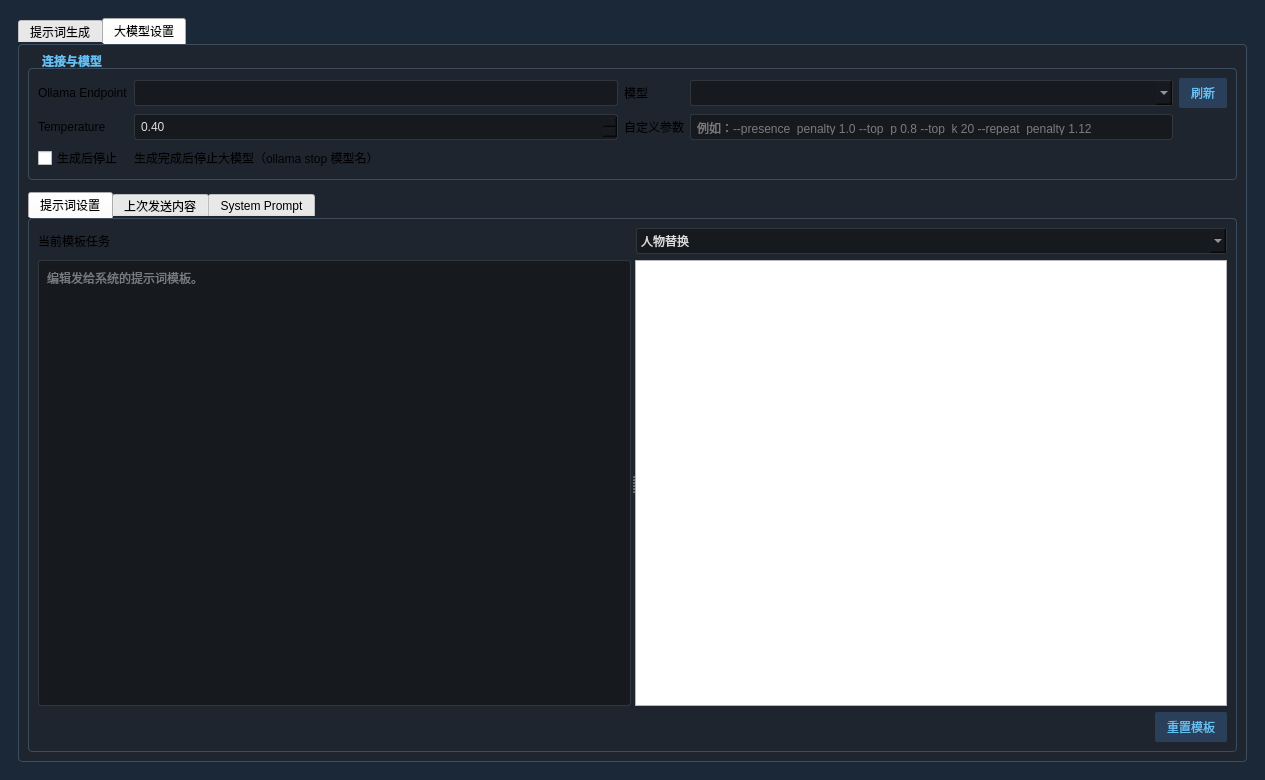
Qt form llmpromptwidget.ui (hanbinhsh/SD-LoRA-Manager) before a commit.
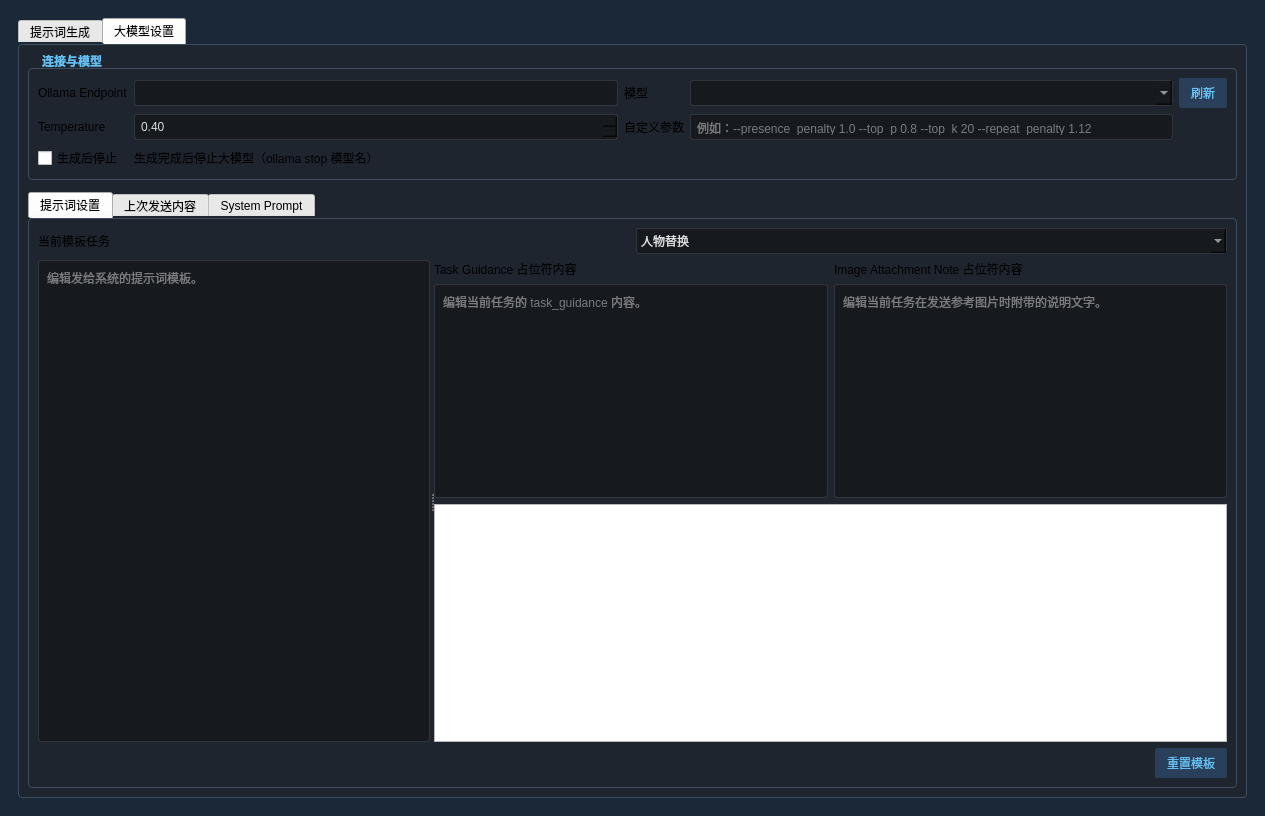
The same form after that commit. The open tabs and pages were chosen to show the change.

```diff
--- a/llmpromptwidget.ui
+++ b/llmpromptwidget.ui
@@ -7,7 +7,7 @@
     <x>0</x>
     <y>0</y>
     <width>1265</width>
-    <height>780</height>
+    <height>816</height>
    </rect>
   </property>
   <property name="styleSheet">
@@ -576,9 +576,7 @@
           <attribute name="title">
            <string>提示词设置</string>
           </attribute>
-          <layout class="QHBoxLayout" name="horizontalLayout">
-           <item>
-            <layout class="QVBoxLayout" name="verticalLayout" stretch="0,1,0">
+          <layout class="QVBoxLayout" name="verticalLayout_5">
              <item>
               <layout class="QHBoxLayout" name="horizontalLayoutTemplateTask">
                <item>
@@ -616,12 +614,6 @@
              </item>
              <item>
               <widget class="QSplitter" name="splitter">
-               <property name="sizePolicy">
-                <sizepolicy hsizetype="Expanding" vsizetype="Preferred">
-                 <horstretch>0</horstretch>
-                 <verstretch>0</verstretch>
-                </sizepolicy>
-               </property>
                <property name="orientation">
                 <enum>Qt::Orientation::Horizontal</enum>
                </property>
@@ -630,6 +622,61 @@
                  <string>编辑发给系统的提示词模板。</string>
                 </property>
                </widget>
+             <widget class="QWidget" name="verticalLayoutWidget">
+              <layout class="QVBoxLayout" name="verticalLayout_2">
+               <item>
+                <layout class="QHBoxLayout" name="horizontalLayout">
+                 <item>
+                  <layout class="QVBoxLayout" name="verticalLayout">
+                   <item>
+                    <widget class="QLabel" name="labelTaskGuidance">
+                     <property name="text">
+                      <string>Task Guidance 占位符内容</string>
+                     </property>
+                    </widget>
+                   </item>
+                   <item>
+                    <widget class="QPlainTextEdit" name="textTaskGuidance">
+                     <property name="minimumSize">
+                      <size>
+                       <width>0</width>
+                       <height>90</height>
+                      </size>
+                     </property>
+                     <property name="placeholderText">
+                      <string>编辑当前任务的 task_guidance 内容。</string>
+                     </property>
+                    </widget>
+                   </item>
+                  </layout>
+                 </item>
+                 <item>
+                  <layout class="QVBoxLayout" name="verticalLayout_4">
+                   <item>
+                    <widget class="QLabel" name="labelImageAttachmentNote">
+                     <property name="text">
+                      <string>Image Attachment Note 占位符内容</string>
+                     </property>
+                    </widget>
+                   </item>
+                   <item>
+                    <widget class="QPlainTextEdit" name="textImageAttachmentNote">
+                     <property name="minimumSize">
+                      <size>
+                       <width>0</width>
+                       <height>70</height>
+                      </size>
+                     </property>
+                     <property name="placeholderText">
+                      <string>编辑当前任务在发送参考图片时附带的说明文字。</string>
+                     </property>
+                    </widget>
+                   </item>
+                  </layout>
+                 </item>
+                </layout>
+               </item>
+               <item>
                <widget class="QTextBrowser" name="textPlaceholderHelp">
                 <property name="minimumSize">
                  <size>
@@ -638,6 +685,9 @@
                  </size>
                 </property>
                </widget>
+               </item>
+              </layout>
+             </widget>
               </widget>
              </item>
              <item>
@@ -661,8 +711,6 @@
                   <string>重置模板</string>
                  </property>
                 </widget>
-               </item>
-              </layout>
              </item>
             </layout>
            </item>
```
Left out of the diff: 26 changed lines with no effect on the pictures. Lines whose indentation alone changed are shown as unchanged.
